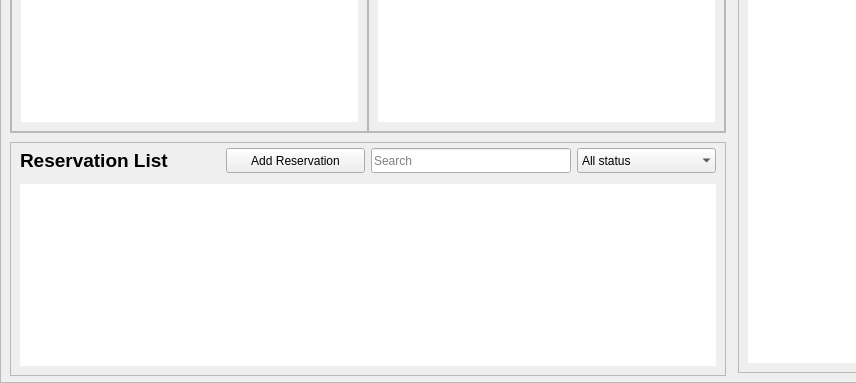
Before: the Qt Designer form ui_files/dashboard_page.ui in xbryan25/hotel-management-system, drawn with Qt 5; both pictures show x 0 to 856 and y 367 to 750 of the 1030 by 750 pixel window.
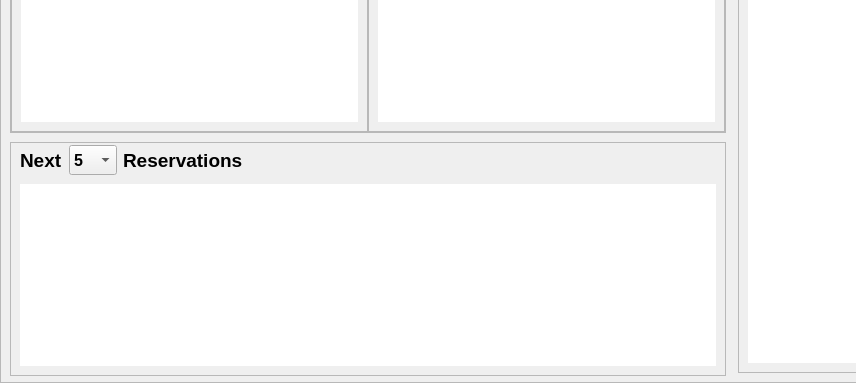
After: the same form once the commit is applied.

Commit message: fix(dashboard): modify reservation_list_frame_table_view to only show the next 5, 10, 20, 30 reservations

Diff of the .ui file:
```diff
--- a/ui_files/dashboard_page.ui
+++ b/ui_files/dashboard_page.ui
@@ -337,32 +337,46 @@
           <number>6</number>
          </property>
          <item row="0" column="2">
-          <widget class="QLineEdit" name="reservation_list_frame_search_lineedit">
-           <property name="minimumSize">
-            <size>
-             <width>0</width>
-             <height>25</height>
-            </size>
+          <widget class="QLabel" name="reservations_label">
+           <property name="font">
+            <font>
+             <pointsize>14</pointsize>
+             <weight>75</weight>
+             <bold>true</bold>
+            </font>
            </property>
-           <property name="maximumSize">
-            <size>
-             <width>200</width>
-             <height>16777215</height>
-            </size>
-           </property>
-           <property name="placeholderText">
-            <string>Search</string>
+           <property name="text">
+            <string>Reservations</string>
            </property>
           </widget>
          </item>
+         <item row="0" column="3">
+          <spacer name="hs_1">
+           <property name="orientation">
+            <enum>Qt::Horizontal</enum>
+           </property>
+           <property name="sizeHint" stdset="0">
+            <size>
+             <width>40</width>
+             <height>20</height>
+            </size>
+           </property>
+          </spacer>
+         </item>
          <item row="0" column="0">
           <widget class="QLabel" name="reservation_list_frame_label">
            <property name="minimumSize">
             <size>
-             <width>200</width>
+             <width>10</width>
              <height>35</height>
             </size>
            </property>
+           <property name="maximumSize">
+            <size>
+             <width>60</width>
+             <height>16777215</height>
+            </size>
+           </property>
            <property name="font">
             <font>
              <pointsize>14</pointsize>
@@ -371,84 +385,10 @@
             </font>
            </property>
            <property name="text">
-            <string>Reservation List</string>
+            <string>Next</string>
            </property>
           </widget>
          </item>
-         <item row="0" column="1">
-          <widget class="QPushButton" name="reservation_list_frame_add_reservation_button">
-           <property name="minimumSize">
-            <size>
-             <width>125</width>
-             <height>25</height>
-            </size>
-           </property>
-           <property name="maximumSize">
-            <size>
-             <width>150</width>
-             <height>16777215</height>
-            </size>
-           </property>
-           <property name="cursor">
-            <cursorShape>PointingHandCursor</cursorShape>
-           </property>
-           <property name="text">
-            <string>Add Reservation</string>
-           </property>
-          </widget>
-         </item>
-         <item row="0" column="3">
-          <widget class="QComboBox" name="reservation_list_frame_status_combobox">
-           <property name="minimumSize">
-            <size>
-             <width>0</width>
-             <height>25</height>
-            </size>
-           </property>
-           <property name="maximumSize">
-            <size>
-             <width>150</width>
-             <height>16777215</height>
-            </size>
-           </property>
-           <property name="cursor">
-            <cursorShape>PointingHandCursor</cursorShape>
-           </property>
-           <property name="frame">
-            <bool>false</bool>
-           </property>
-           <item>
-            <property name="text">
-             <string>All status</string>
-            </property>
-           </item>
-           <item>
-            <property name="text">
-             <string>Pending</string>
-            </property>
-           </item>
-           <item>
-            <property name="text">
-             <string>Confirmed</string>
-            </property>
-           </item>
-           <item>
-            <property name="text">
-             <string>Checked-In</string>
-            </property>
-           </item>
-           <item>
-            <property name="text">
-             <string>Checked-Out</string>
-            </property>
-           </item>
-           <item>
-            <property name="text">
-             <string>Cancelled</string>
-            </property>
-           </item>
-          </widget>
-         </item>
          <item row="1" column="0" colspan="4">
           <widget class="QTableView" name="reservation_list_frame_table_view">
            <property name="frameShape">
@@ -477,6 +417,49 @@
            </attribute>
           </widget>
          </item>
+         <item row="0" column="1">
+          <widget class="QComboBox" name="reservations_combobox">
+           <property name="minimumSize">
+            <size>
+             <width>0</width>
+             <height>30</height>
+            </size>
+           </property>
+           <property name="maximumSize">
+            <size>
+             <width>60</width>
+             <height>30</height>
+            </size>
+           </property>
+           <property name="font">
+            <font>
+             <pointsize>12</pointsize>
+             <weight>75</weight>
+             <bold>true</bold>
+            </font>
+           </property>
+           <item>
+            <property name="text">
+             <string>5</string>
+            </property>
+           </item>
+           <item>
+            <property name="text">
+             <string>10</string>
+            </property>
+           </item>
+           <item>
+            <property name="text">
+             <string>20</string>
+            </property>
+           </item>
+           <item>
+            <property name="text">
+             <string>30</string>
+            </property>
+           </item>
+          </widget>
+         </item>
         </layout>
        </widget>
       </item>
```
Left out of the diff: 2 changed lines with no effect on the pictures. The commit also changes 11 other files.
